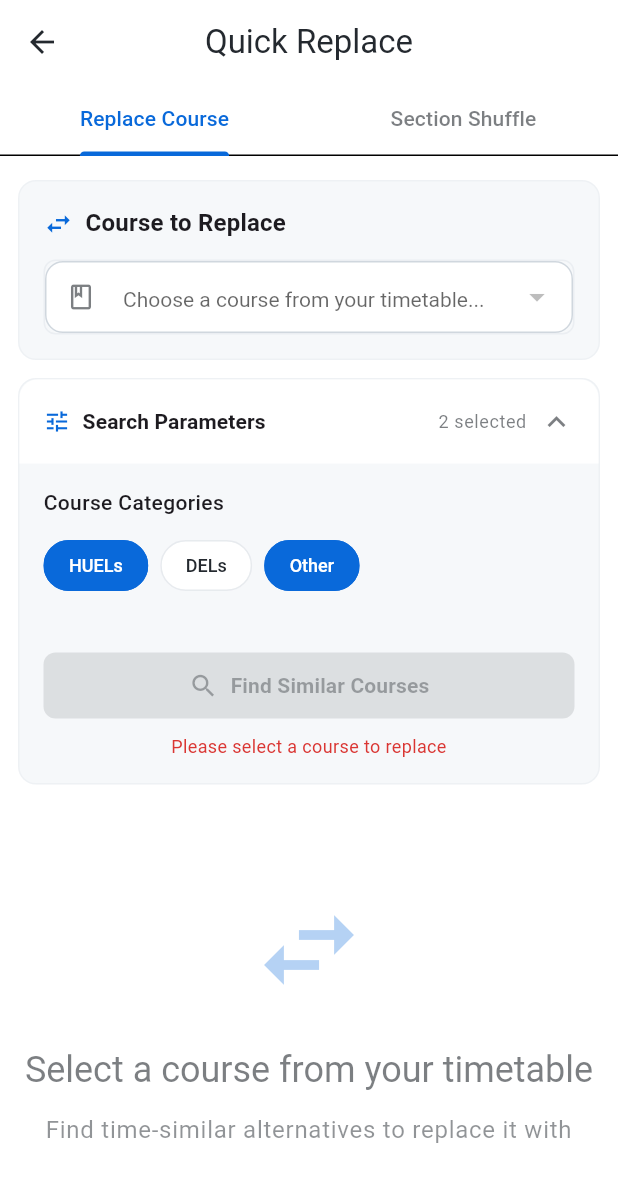
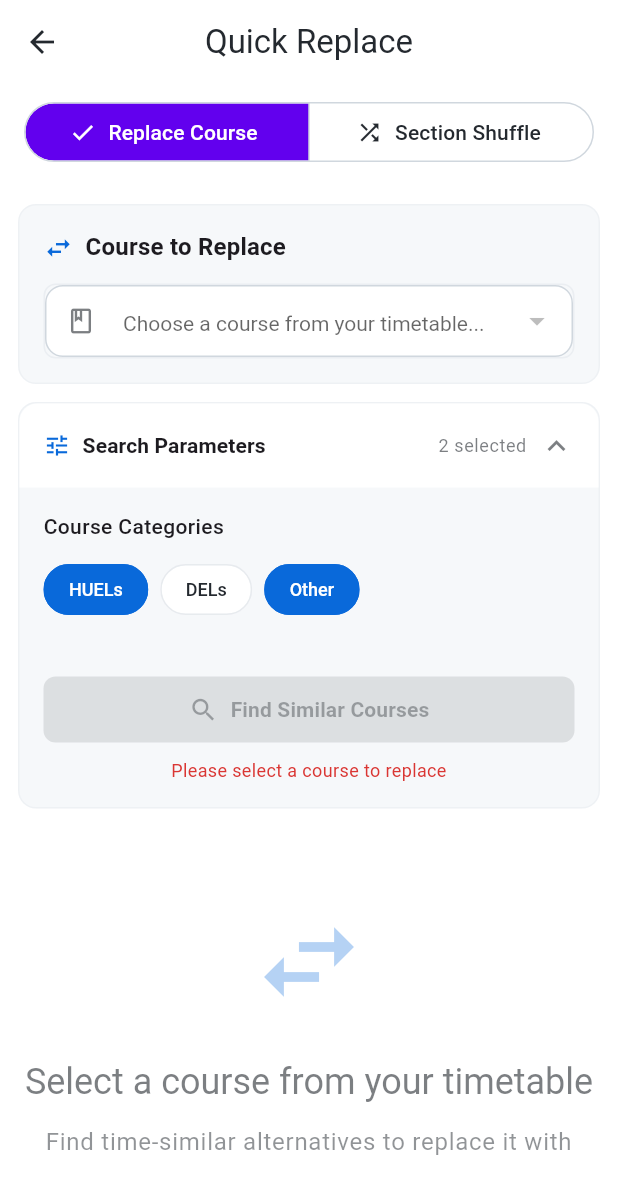
Before and after one commit to RCR0101/tabulr, a Flutter app: the QuickReplaceScreen screen opened directly with empty values, on a phone screen of 412 x 824 dp. Shown: the top 1194 px of the screen. Run offline on Flutter 3.47's test engine with Material 3 defaults, Android fonts, the phone set to English and light mode, and no system bars; our stand-ins replace cloud_firestore, file_picker, firebase_auth, firebase_core, flutter_dotenv, flutter_typeahead and 2 more; missing offline and left inert: dart:html, dart:js, excel, syncfusion_flutter_pdf; accounts and stored records are empty; generated files the repository leaves out were written again; project files that could hold a hidden picture were left out.

Commit message:
feat: ui modification

```diff
--- a/lib/screens/exam_seating_screen.dart
+++ b/lib/screens/exam_seating_screen.dart
@@ -302,18 +302,20 @@ class _ExamSeatingScreenState extends State<ExamSeatingScreen> {
             },
             itemBuilder: (context, exam) {
               return ListTile(
-                title: Text(exam.courseCode),
+                contentPadding: const EdgeInsets.symmetric(horizontal: 16, vertical: 4),
+                title: Text(exam.courseCode, style: const TextStyle(fontWeight: FontWeight.w600, fontSize: 14)),
                 subtitle: Text(
                   exam.courseTitle.isNotEmpty
                       ? exam.courseTitle
                       : 'No title available',
                   maxLines: 1,
                   overflow: TextOverflow.ellipsis,
+                  style: TextStyle(fontSize: 12, color: Theme.of(context).colorScheme.onSurface.withValues(alpha: 0.6)),
                 ),
                 trailing: exam.examDate.isNotEmpty
                     ? Text(
                         exam.examDate,
-                        style: Theme.of(context).textTheme.bodySmall,
+                        style: TextStyle(fontSize: 12, color: Theme.of(context).colorScheme.primary),
                       )
                     : null,
               );
--- a/lib/screens/quick_replace_screen.dart
+++ b/lib/screens/quick_replace_screen.dart
@@ -30,8 +30,8 @@ class QuickReplaceScreen extends StatefulWidget {
   State<QuickReplaceScreen> createState() => _QuickReplaceScreenState();
 }
 
-class _QuickReplaceScreenState extends State<QuickReplaceScreen> with SingleTickerProviderStateMixin {
-  late TabController _tabController;
+class _QuickReplaceScreenState extends State<QuickReplaceScreen> {
+  int _selectedTab = 0;
   Course? _selectedCourse;
   List<CourseComparison> _similarCourses = [];
   bool _isLoading = false;
@@ -71,13 +71,11 @@ class _QuickReplaceScreenState extends State<QuickReplaceScreen> with SingleTick
   @override
   void initState() {
     super.initState();
-    _tabController = TabController(length: 2, vsync: this);
     _loadCourseCategories();
   }
 
   @override
   void dispose() {
-    _tabController.dispose();
     _searchController.dispose();
     super.dispose();
   }
@@ -411,23 +409,31 @@ class _QuickReplaceScreenState extends State<QuickReplaceScreen> with SingleTick
           icon: const Icon(Icons.arrow_back),
           onPressed: () => Navigator.of(context).pop(),
         ),
-        bottom: TabBar(
-          controller: _tabController,
-          tabs: const [
-            Tab(text: 'Replace Course'),
-            Tab(text: 'Section Shuffle'),
-          ],
-          indicatorColor: scheme.primary,
-          labelColor: scheme.primary,
-          unselectedLabelColor: scheme.onSurface.withValues(alpha: 0.6),
-        ),
       ),
       body: SafeArea(
-        child: TabBarView(
-          controller: _tabController,
+        child: Column(
           children: [
-            _buildReplaceCourseTab(),
-            _buildSectionShuffleTab(),
+            Padding(
+              padding: const EdgeInsets.symmetric(horizontal: 16, vertical: 8),
+              child: SizedBox(
+                width: double.infinity,
+                child: SegmentedButton<int>(
+                  segments: const [
+                    ButtonSegment(value: 0, label: Text('Replace Course'), icon: Icon(Icons.swap_horiz, size: 18)),
+                    ButtonSegment(value: 1, label: Text('Section Shuffle'), icon: Icon(Icons.shuffle, size: 18)),
+                  ],
+                  selected: {_selectedTab},
+                  onSelectionChanged: (set) => setState(() => _selectedTab = set.first),
+                  style: SegmentedButton.styleFrom(
+                    selectedBackgroundColor: scheme.primaryContainer,
+                    selectedForegroundColor: scheme.onPrimaryContainer,
+                  ),
+                ),
+              ),
+            ),
+            Expanded(
+              child: _selectedTab == 0 ? _buildReplaceCourseTab() : _buildSectionShuffleTab(),
+            ),
           ],
         ),
       ),
```
Also changed, not shown: lib/screens/calendar_screen.dart (+22 -5 lines), lib/screens/cgpa_calculator_screen.dart (+33 -42 lines), lib/screens/professors_screen.dart (+17 -22 lines).
